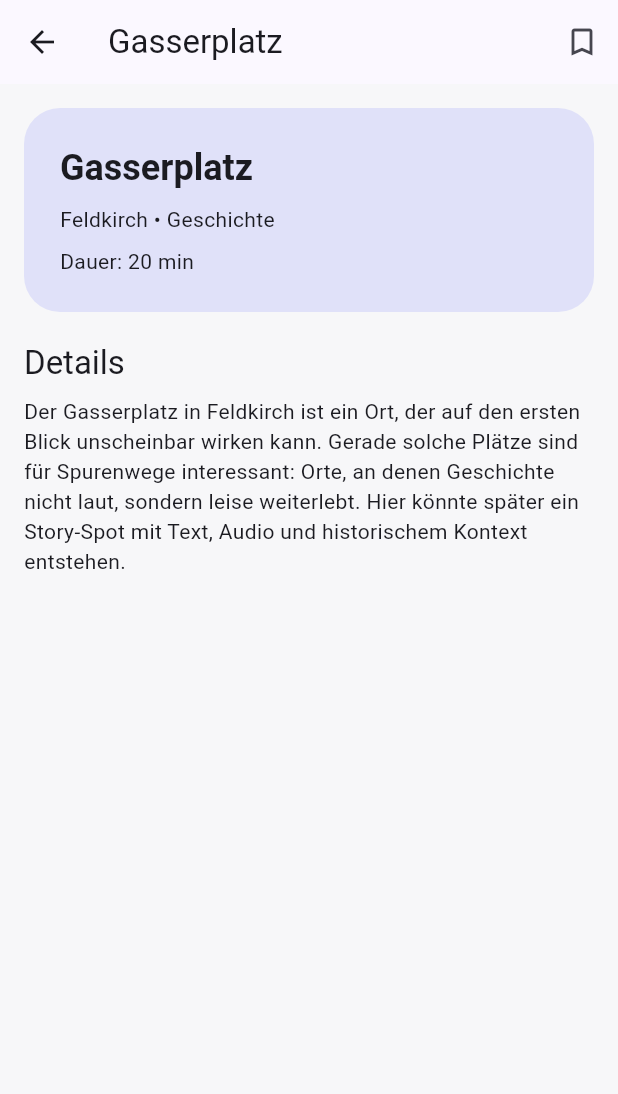
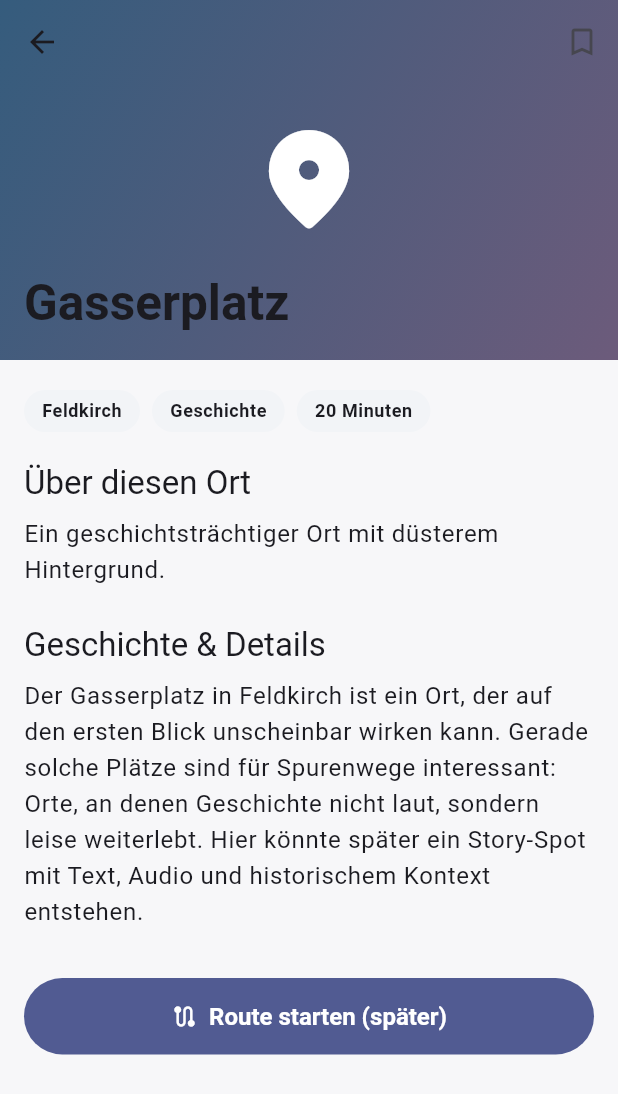
Before and after one commit to LckBrg/spurenwege_app, a Flutter app: the screen it shows after launch, after a tap on "Gasserplatz", on a phone screen of 412 x 824 dp. Shown: the top 1094 px of the screen. Run offline on Flutter 3.47's test engine with Material 3 defaults, Android fonts, the phone set to English and light mode, and no system bars.

Commit message:
Detailseite Design verbessert

```diff
--- a/lib/features/spots/spot_detail_screen.dart
+++ b/lib/features/spots/spot_detail_screen.dart
@@ -17,57 +17,135 @@ class _SpotDetailScreenState extends State<SpotDetailScreen> {
 
   @override
   Widget build(BuildContext context) {
-    final isFav = repo.isFavorite(widget.spot);
+    final spot = widget.spot;
+    final isFav = repo.isFavorite(spot);
+    final theme = Theme.of(context);
 
     return Scaffold(
-      appBar: AppBar(
-        title: Text(widget.spot.title),
+      body: CustomScrollView(
+        slivers: [
+          SliverAppBar(
+            expandedHeight: 240,
+            pinned: true,
+            backgroundColor: Colors.transparent,
+            flexibleSpace: FlexibleSpaceBar(
+              titlePadding: const EdgeInsets.only(left: 16, bottom: 16),
+              title: Text(
+                spot.title,
+                style: const TextStyle(fontWeight: FontWeight.w700),
+              ),
+              background: Container(
+                decoration: const BoxDecoration(
+                  gradient: LinearGradient(
+                    colors: [Color(0xFF355C7D), Color(0xFF6C5B7B)],
+                    begin: Alignment.topLeft,
+                    end: Alignment.bottomRight,
+                  ),
+                ),
+                child: const Center(
+                  child: Icon(
+                    Icons.place_rounded,
+                    size: 80,
+                    color: Colors.white,
+                  ),
+                ),
+              ),
+            ),
             actions: [
               IconButton(
                 onPressed: () {
                   setState(() {
-                repo.toggleFavorite(widget.spot);
+                    repo.toggleFavorite(spot);
                   });
                 },
                 icon: Icon(isFav ? Icons.bookmark : Icons.bookmark_border),
               ),
             ],
           ),
-      body: SingleChildScrollView(
-        padding: const EdgeInsets.all(16),
+
+          SliverToBoxAdapter(
+            child: Padding(
+              padding: const EdgeInsets.fromLTRB(16, 20, 16, 24),
               child: Column(
                 crossAxisAlignment: CrossAxisAlignment.start,
                 children: [
-            Container(
+                  /// Meta Infos
+                  Wrap(
+                    spacing: 8,
+                    runSpacing: 8,
+                    children: [
+                      _InfoTag(label: spot.city),
+                      _InfoTag(label: spot.category),
+                      _InfoTag(
+                        label: '${spot.estimatedDuration.inMinutes} Minuten',
+                      ),
+                    ],
+                  ),
+
+                  const SizedBox(height: 20),
+
+                  /// Einleitung
+                  Text('Über diesen Ort', style: theme.textTheme.titleLarge),
+                  const SizedBox(height: 8),
+                  Text(spot.shortDescription, style: theme.textTheme.bodyLarge),
+
+                  const SizedBox(height: 24),
+
+                  /// Details
+                  Text(
+                    'Geschichte & Details',
+                    style: theme.textTheme.titleLarge,
+                  ),
+                  const SizedBox(height: 8),
+                  Text(spot.longDescription, style: theme.textTheme.bodyLarge),
+
+                  const SizedBox(height: 32),
+
+                  /// CTA Button
+                  SizedBox(
                     width: double.infinity,
-              padding: const EdgeInsets.all(24),
-              decoration: BoxDecoration(
-                borderRadius: BorderRadius.circular(24),
-                color: Theme.of(context).colorScheme.secondaryContainer,
-              ),
-              child: Column(
-                crossAxisAlignment: CrossAxisAlignment.start,
-                children: [
-                  Text(
-                    widget.spot.title,
-                    style: Theme.of(context).textTheme.headlineSmall?.copyWith(
-                      fontWeight: FontWeight.bold,
+                    child: FilledButton.icon(
+                      onPressed: () {},
+                      icon: const Icon(Icons.route),
+                      label: const Text('Route starten (später)'),
+                      style: FilledButton.styleFrom(
+                        padding: const EdgeInsets.symmetric(vertical: 16),
+                        textStyle: const TextStyle(
+                          fontSize: 16,
+                          fontWeight: FontWeight.w700,
                         ),
                       ),
-                  const SizedBox(height: 8),
-                  Text('${widget.spot.city} • ${widget.spot.category}'),
-                  const SizedBox(height: 8),
-                  Text('Dauer: ${widget.spot.estimatedDuration.inMinutes} min'),
+                    ),
+                  ),
                 ],
               ),
             ),
-            const SizedBox(height: 20),
-            Text('Details', style: Theme.of(context).textTheme.titleLarge),
-            const SizedBox(height: 8),
-            Text(widget.spot.longDescription),
+          ),
         ],
-        ),
       ),
     );
   }
 }
+
+class _InfoTag extends StatelessWidget {
+  final String label;
+
+  const _InfoTag({required this.label});
+
+  @override
+  Widget build(BuildContext context) {
+    return Container(
+      padding: const EdgeInsets.symmetric(horizontal: 12, vertical: 6),
+      decoration: BoxDecoration(
+        color: const Color(0xFFF2F4F7),
+        borderRadius: BorderRadius.circular(999),
+      ),
+      child: Text(
+        label,
+        style: Theme.of(
+          context,
+        ).textTheme.bodySmall?.copyWith(fontWeight: FontWeight.w600),
+      ),
+    );
+  }
+}
```
Lines whose indentation alone changed are shown as unchanged.
